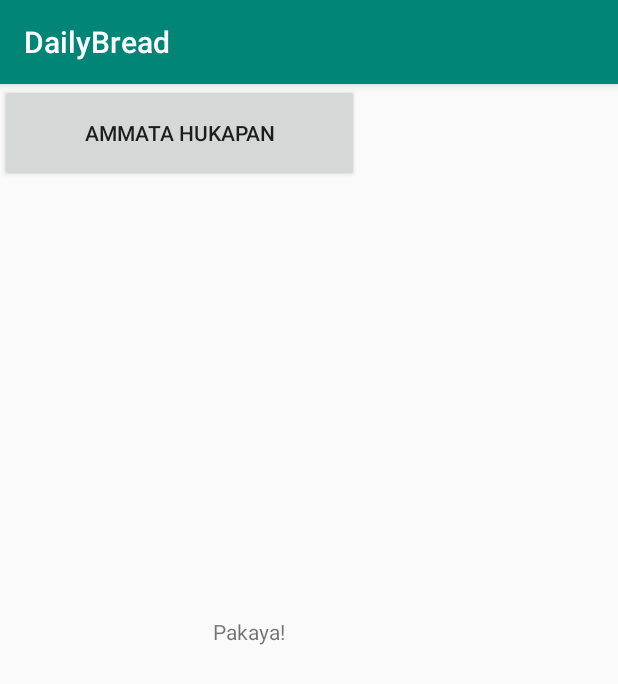
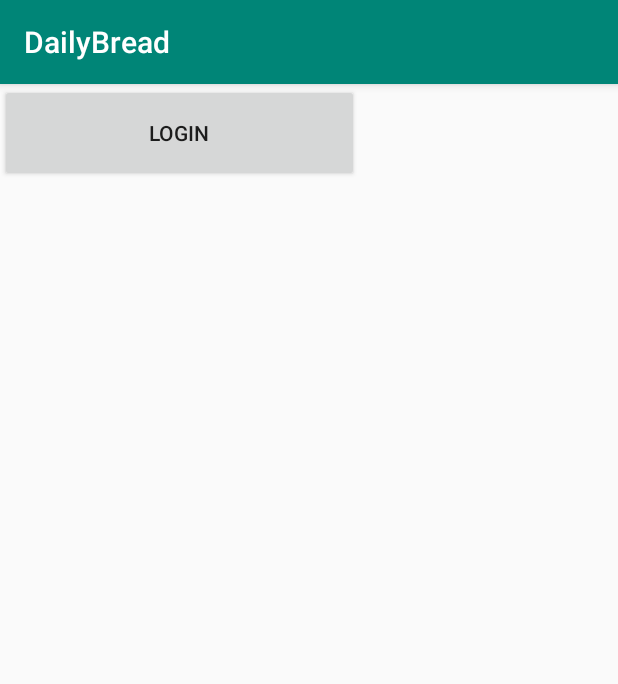
Before and after one commit to Kushan321/DailyBreadNewNew, an Android app: the screen it shows after launch (MainActivity), on a phone screen of 412 x 824 dp. Shown: the top 684 px of the screen. Run offline under Robolectric (Android 15) with nearby library versions, the phone set to English and light mode, and no system bars.

Commit message:
Login Button

```diff
--- a/DailyBread/app/src/main/res/layout/activity_main.xml
+++ b/DailyBread/app/src/main/res/layout/activity_main.xml
@@ -6,22 +6,13 @@
     android:layout_height="match_parent"
     tools:context=".MainActivity">
 
-    <TextView
-        android:layout_width="128dp"
-        android:layout_height="58dp"
-        android:text="Pakaya!"
-        app:layout_constraintBottom_toBottomOf="parent"
-        app:layout_constraintLeft_toLeftOf="parent"
-        app:layout_constraintRight_toRightOf="parent"
-        app:layout_constraintTop_toTopOf="parent" />
-
     <Button
         android:id="@+id/button"
         android:layout_width="239dp"
         android:layout_height="65dp"
-        android:text="Ammata Hukapan"
-        tools:layout_editor_absoluteX="95dp"
-        tools:layout_editor_absoluteY="143dp" />
+        android:text="LOGIN"
+        tools:layout_editor_absoluteX="86dp"
+        tools:layout_editor_absoluteY="544dp" />
 
 
 </androidx.constraintlayout.widget.ConstraintLayout>
```
